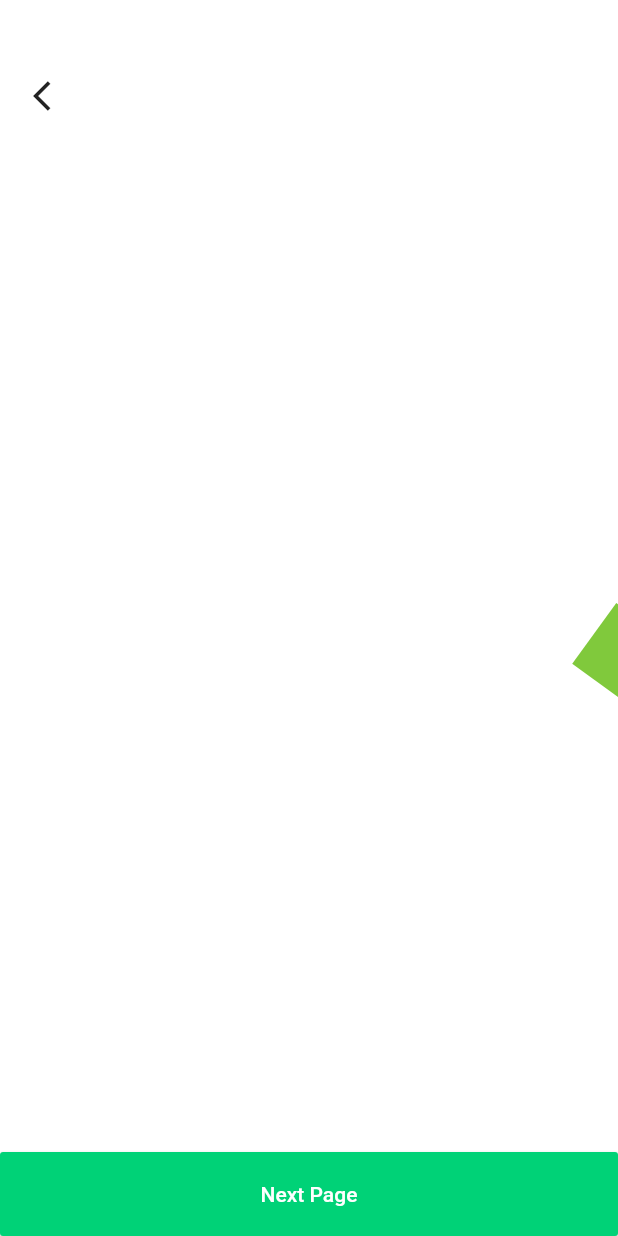
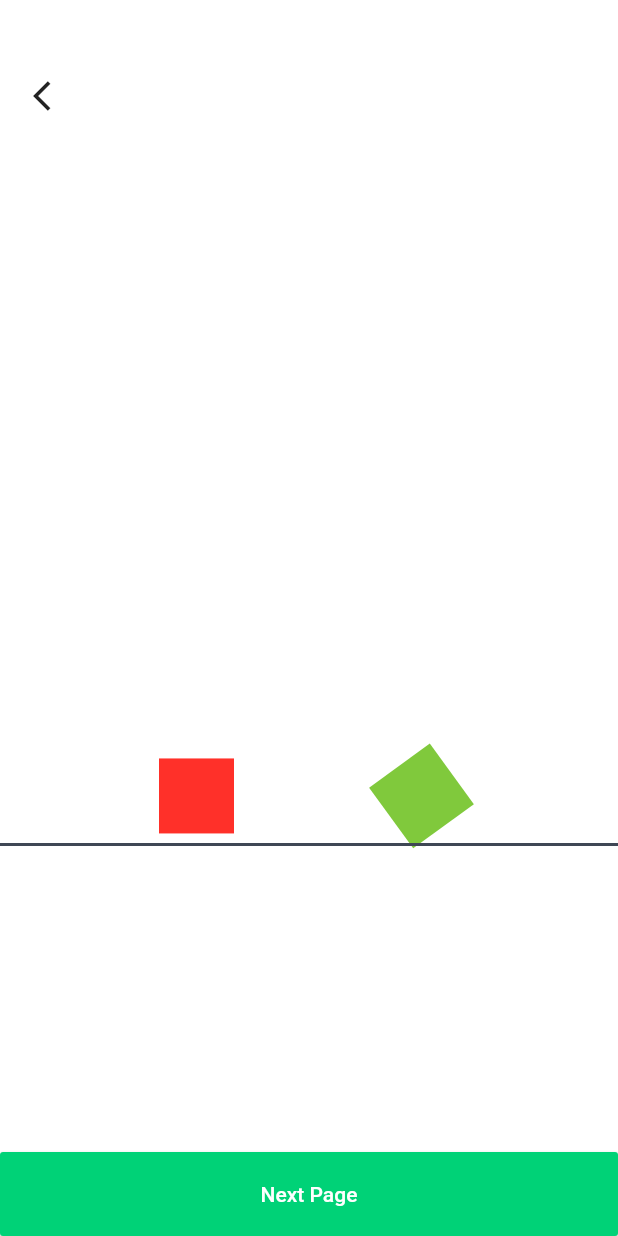
Before and after one commit to mahidul-islam/pillar_animation, a Flutter app: the FourthPage screen opened directly, on a phone screen of 412 x 824 dp. Run offline on Flutter 3.47's test engine with Material 2 defaults, Android fonts, the phone set to English and light mode, and no system bars.

Commit message:
added bouncing page

```diff
--- a/lib/fourth_page.dart
+++ b/lib/fourth_page.dart
@@ -28,12 +28,13 @@ class _FourthPageState extends State<FourthPage>
       duration: Duration(seconds: 2),
     );
 
+    _controller.addListener(() {
+      setState(() {});
+    });
+
+    _controller.repeat();
+
     _do();
-
-    _rotationAnimation = Tween<double>(
-      begin: 0,
-      end: 6 * pi,
-    ).animate(_controller);
 
     // _colorAnimation = ColorTween(
     //   begin: Colors.blue,
@@ -44,12 +45,6 @@ class _FourthPageState extends State<FourthPage>
     //   begin: 100.0,
     //   end: 200.0,
     // ).animate(_controller);
-
-    _controller.addListener(() {
-      setState(() {});
-    });
-
-    _controller.repeat();
   }
 
   _do() async {
@@ -57,6 +52,11 @@ class _FourthPageState extends State<FourthPage>
     _displaceAnimation = Tween<double>(
       begin: 0,
       end: MediaQuery.of(context).size.width,
+    ).animate(CurvedAnimation(parent: _controller, curve: Curves.bounceOut));
+
+    _rotationAnimation = Tween<double>(
+      begin: 0,
+      end: 4 * pi,
     ).animate(_controller);
   }
 
@@ -67,8 +67,8 @@ class _FourthPageState extends State<FourthPage>
         child: Stack(
           children: [
             Positioned(
-              left: _displaceAnimation.value,
-              top: MediaQuery.of(context).size.height / 2,
+              top: _displaceAnimation.value + 100,
+              left: MediaQuery.of(context).size.width / 2 + 50,
               child: Transform.rotate(
                 angle: _rotationAnimation.value,
                 child: Container(
@@ -76,6 +76,23 @@ class _FourthPageState extends State<FourthPage>
                   height: 50,
                   width: 50,
                 ),
+              ),
+            ),
+            Positioned(
+              top: _displaceAnimation.value + 100,
+              left: MediaQuery.of(context).size.width / 2 - 100,
+              child: Container(
+                color: SGColors.orangeyRed,
+                height: 50,
+                width: 50,
+              ),
+            ),
+            Positioned(
+              top: MediaQuery.of(context).size.width + 150,
+              child: Container(
+                width: MediaQuery.of(context).size.width,
+                height: 2,
+                color: SGColors.charcoalGrey,
               ),
             ),
             _backButton(context),
```
